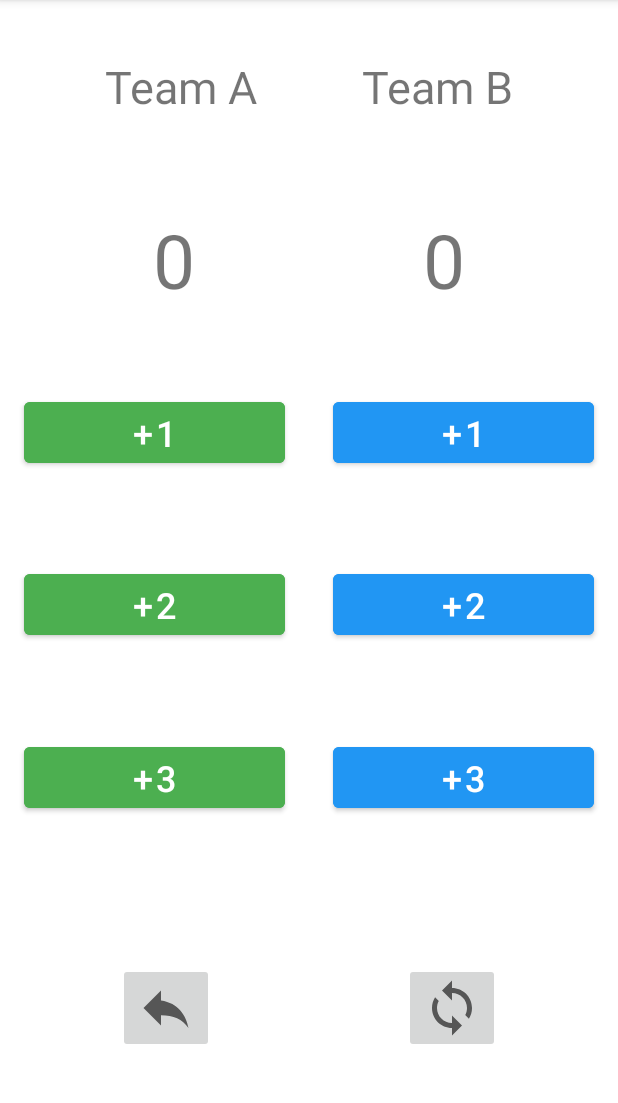
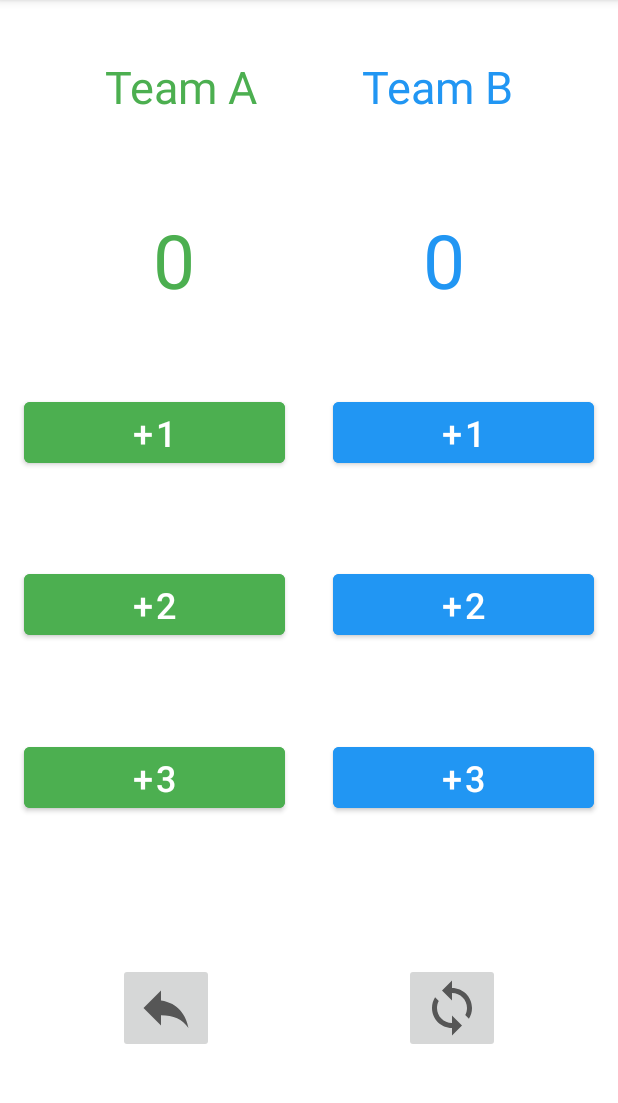
Before and after one commit to Gemini-white/ScoreAppGit01, an Android app: the screen it shows after launch (MainActivity), on a phone screen of 412 x 824 dp, the part 84-1187 px from its top. Run offline under Robolectric (Android 15) with nearby library versions, the phone set to English and light mode, and no system bars.

Commit message:
界面优化

```diff
--- a/app/src/main/res/layout/activity_main.xml
+++ b/app/src/main/res/layout/activity_main.xml
@@ -10,7 +10,8 @@
         android:id="@+id/TeamA"
         android:layout_width="wrap_content"
         android:layout_height="wrap_content"
-        android:text="Team A"
+        android:text="@string/TeamA"
+        android:textColor="#4CAF50"
         android:textSize="30sp"
         app:layout_constraintBottom_toTopOf="@+id/guideline2"
         app:layout_constraintEnd_toStartOf="@+id/TeamB"
@@ -23,7 +24,8 @@
         android:id="@+id/TeamB"
         android:layout_width="wrap_content"
         android:layout_height="wrap_content"
-        android:text="Team B"
+        android:text="@string/TeamB"
+        android:textColor="#2196F3"
         android:textSize="30sp"
         app:layout_constraintBottom_toBottomOf="@+id/TeamA"
         app:layout_constraintEnd_toEndOf="parent"
@@ -168,7 +170,8 @@
         android:layout_width="wrap_content"
         android:layout_height="wrap_content"
         android:layout_marginEnd="50dp"
-        android:text="0"
+        android:text="@string/FatalFrame"
+        android:textColor="#4CAF50"
         android:textSize="50sp"
         app:layout_constraintBottom_toTopOf="@+id/guideline"
         app:layout_constraintEnd_toStartOf="@+id/score_b"
@@ -180,7 +183,8 @@
         android:id="@+id/score_b"
         android:layout_width="wrap_content"
         android:layout_height="wrap_content"
-        android:text="0"
+        android:text="@string/FatalFrame"
+        android:textColor="#2196F3"
         android:textSize="50sp"
         app:layout_constraintBottom_toBottomOf="@+id/score_a"
         app:layout_constraintEnd_toEndOf="parent"
--- a/app/src/main/res/values/strings.xml
+++ b/app/src/main/res/values/strings.xml
@@ -3,5 +3,7 @@
     <string name="add_1">+1</string>
     <string name="add_2">+2</string>
     <string name="add_3">+3</string>
-
+    <string name="TeamA">Team A</string>
+    <string name="TeamB">Team B</string>
+    <string name="FatalFrame">0</string>
 </resources>
```
